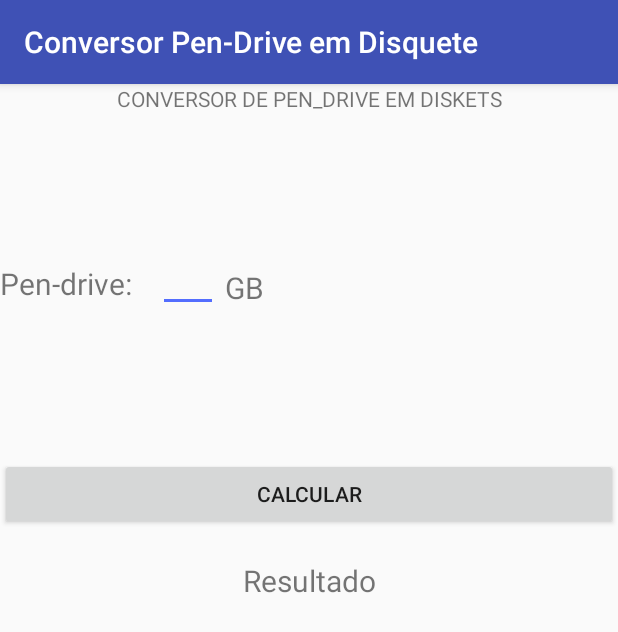
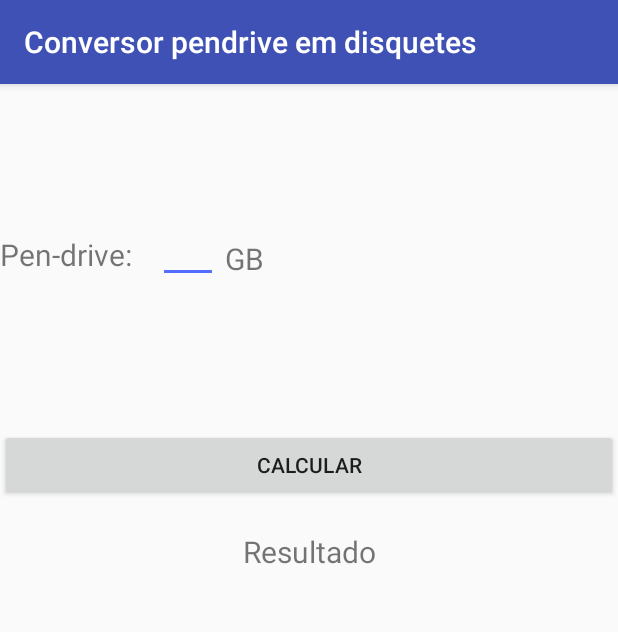
Before and after one commit to MarceloRezin/utilitarios, an Android app: the ConversaoPendriveDisqueteActivity screen opened directly, with no data from a screen before it, on a phone screen of 412 x 824 dp. Shown: the top 632 px of the screen. Run offline under Robolectric (Android 15) with nearby library versions, the phone set to English and light mode, and no system bars.

Commit message:
Título da activity

```diff
--- a/app/src/main/AndroidManifest.xml
+++ b/app/src/main/AndroidManifest.xml
@@ -20,7 +20,7 @@
         </activity>
         <activity android:name=".ImcActivity" android:label="Índice de massa corporal (IMC)"></activity>
         <activity android:name=".ConversaoActivity" android:label="Conversor de dólares para reais"></activity>
-        <activity android:name=".ConversaoPendriveDisqueteActivity" android:label="Conversor Pen-Drive em Disquete"></activity>
+        <activity android:name=".ConversaoPendriveDisqueteActivity" android:label="Conversor pendrive em disquetes"></activity>
     </application>
 
 </manifest>
--- a/app/src/main/res/layout/activity_conversao_pendrive_disquete.xml
+++ b/app/src/main/res/layout/activity_conversao_pendrive_disquete.xml
@@ -10,13 +10,6 @@
         android:layout_height="match_parent"
         android:orientation="vertical"
         >
-
-        <TextView
-            android:layout_width="match_parent"
-            android:layout_height="match_parent"
-            android:text="CONVERSOR DE PEN_DRIVE EM DISKETS"
-            android:textAlignment="center"
-            />
 
         <LinearLayout
 
```
